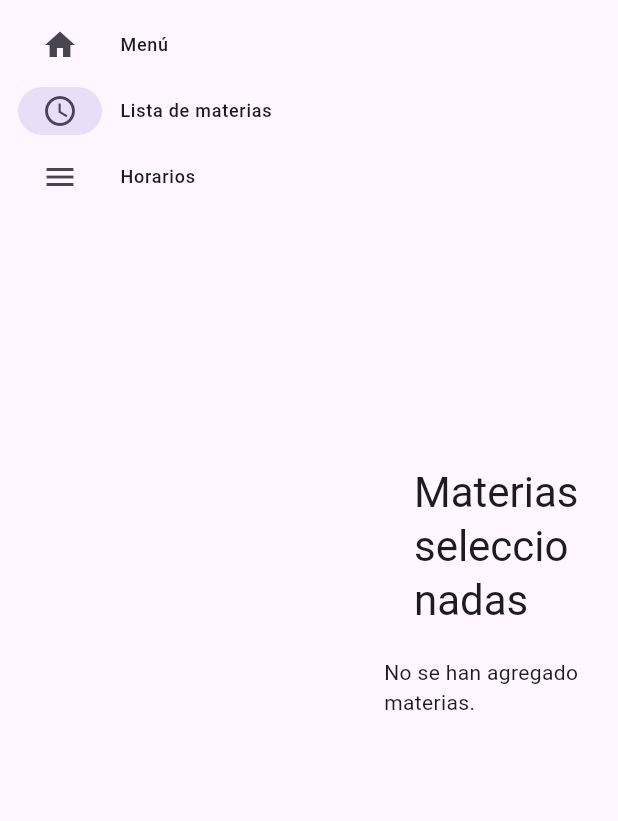
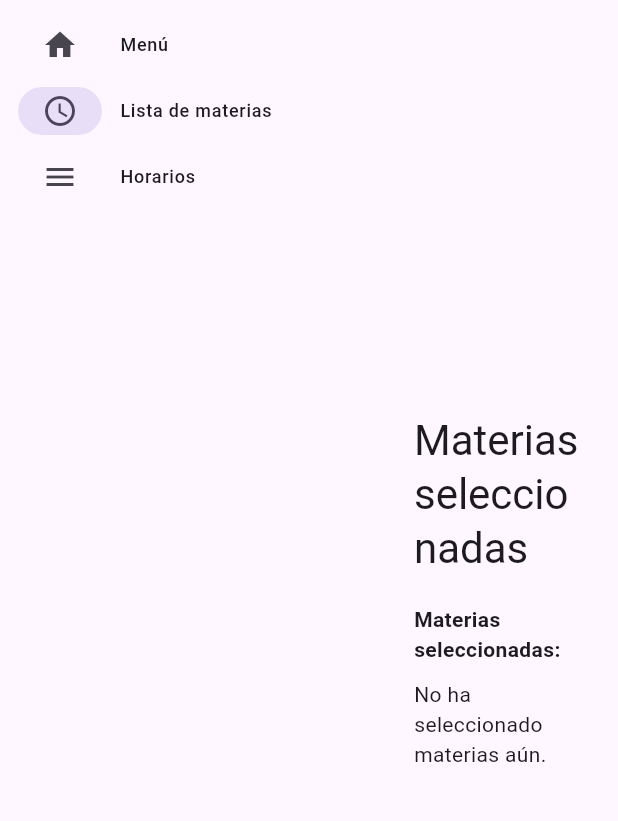
Before and after one commit to ISCOUTB/DH-ScheduleGeneratorUTB, a Flutter app: the screen it shows after launch, after a tap on "Lista de materias", on a phone screen of 412 x 824 dp, the part 84-905 px from its top. Run offline on Flutter 3.47's test engine with Material 3 defaults, Android fonts, the phone set to English and light mode, and no system bars.

Commit message:
Update main.dart: Ya se pueden colocar materias iguales con distinto horario...
Esto nos va a servir para generar mas de un horario.

```diff
--- a/lib/main.dart
+++ b/lib/main.dart
@@ -146,14 +146,6 @@ class _MyHomePageState extends State<MyHomePage> {
   }
 
   void addCredits(String subjectName, List<Map<String, String>> schedule, int credits) {
-    // Verificar si la materia ya está agregada
-    if (addedSubjects.any((subject) => subject['name'] == subjectName)) {
-      ScaffoldMessenger.of(context).showSnackBar(
-        SnackBar(content: Text('Materia ya agregada: $subjectName')),
-      );
-      return;
-    }
-
     // Verificar si hay un conflicto de horarios
     if (hasScheduleConflict(schedule)) {
       ScaffoldMessenger.of(context).showSnackBar(
@@ -333,48 +325,102 @@ class _MyHomePageState extends State<MyHomePage> {
                       child: const Text('Buscar'),
                     ),
                     const SizedBox(height: 20),
-                    // Mostrar resultados de búsqueda
+                    // Resultados de la búsqueda
                     if (searchResults.isNotEmpty)
+                      Padding(
+                        padding: const EdgeInsets.symmetric(horizontal: 20),
+                        child: Column(
+                          crossAxisAlignment: CrossAxisAlignment.start,
+                          children: [
+                            const Text(
+                              'Resultados de la búsqueda:',
+                              style: TextStyle(fontWeight: FontWeight.bold),
+                            ),
+                            const SizedBox(height: 10),
                             ...searchResults.map((subject) {
                               return Card(
-                          margin: const EdgeInsets.symmetric(vertical: 10),
                                 child: ListTile(
                                   title: Text(subject['name']),
-                            subtitle: Text('Créditos: ${subject['credits']}'),
+                                  subtitle: Column(
+                                    crossAxisAlignment:
+                                        CrossAxisAlignment.start,
+                                    children: [
+                                      Text('Horario:'),
+                                      ...subject['schedule']
+                                          .map<Widget>((s) => Text(
+                                              '${s['day']} - ${s['time']}'))
+                                          .toList(),
+                                      Text('Créditos: ${subject['credits']}'),
+                                    ],
+                                  ),
                                   trailing: ElevatedButton(
                                     onPressed: () {
-                                addCredits(subject['name'], subject['schedule'], subject['credits']);
+                                      addCredits(
+                                          subject['name'],
+                                          subject['schedule'],
+                                          subject['credits']);
                                     },
                                     child: const Text('Agregar'),
                                   ),
                                 ),
                               );
                             }).toList(),
+                          ],
+                        ),
+                      ),
                   ] else if (selectedIndex == 1) ...[
-                    // Mostrar materias agregadas
-                    if (addedSubjects.isEmpty)
-                      const Text('No se han agregado materias.')
-                    else
+                    // Mostrar las materias seleccionadas
+                    Padding(
+                      padding: const EdgeInsets.symmetric(horizontal: 20),
+                      child: Column(
+                        crossAxisAlignment: CrossAxisAlignment.start,
+                        children: [
+                          const Text(
+                            'Materias seleccionadas:',
+                            style: TextStyle(fontWeight: FontWeight.bold),
+                          ),
+                          const SizedBox(height: 10),
+                          if (addedSubjects.isNotEmpty)
                             ...addedSubjects.map((subject) {
                               return Card(
-                          margin: const EdgeInsets.symmetric(vertical: 10),
                                 child: ListTile(
                                   title: Text(subject['name']),
-                            subtitle: Text('Créditos: ${subject['credits']}'),
+                                  subtitle: Column(
+                                    crossAxisAlignment:
+                                        CrossAxisAlignment.start,
+                                    children: [
+                                      Text('Horario:'),
+                                      ...subject['schedule']
+                                          .map<Widget>((s) => Text(
+                                              '${s['day']} - ${s['time']}'))
+                                          .toList(),
+                                      Text('Créditos: ${subject['credits']}'),
+                                    ],
+                                  ),
                                 ),
                               );
-                      }).toList(),
+                            }).toList()
+                          else
+                            const Text('No ha seleccionado materias aún.'),
+                        ],
+                      ),
+                    ),
                   ] else if (selectedIndex == 2) ...[
                     // Sección de horarios
-                    if (addedSubjects.isEmpty)
-                      const Text('No se han agregado materias.')
-                    else ...[
+                    Padding(
+                      padding: const EdgeInsets.symmetric(horizontal: 20),
+                      child: Column(
+                        crossAxisAlignment: CrossAxisAlignment.start,
+                        children: [
+                          const SizedBox(height: 10),
                           ElevatedButton(
                             onPressed: generateSchedule,
                             child: const Text('Generar Horario'),
                           ),
                         ],
-                  ],
+                      ),
+                    ),
+                  ]
                 ],
               ),
             ),
```
Lines whose indentation alone changed are shown as unchanged.
